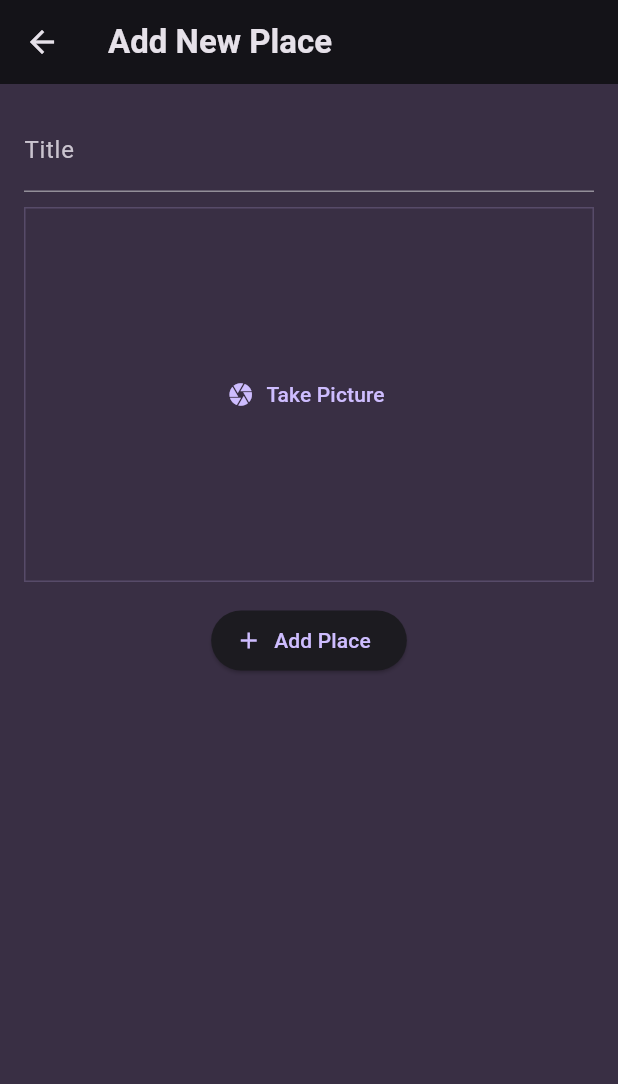
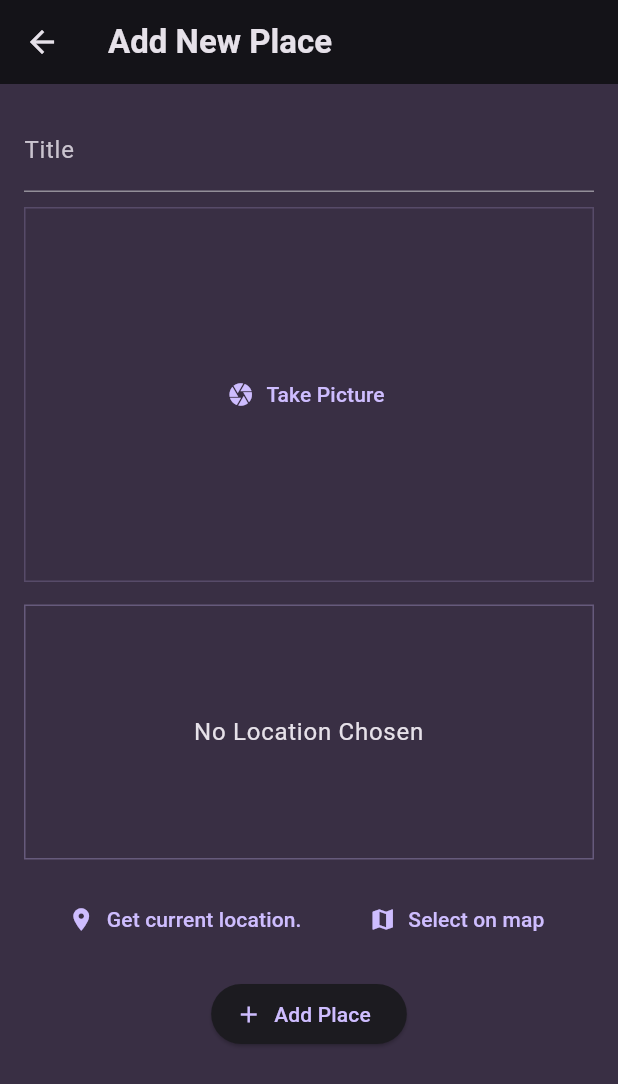
Before and after one commit to AbdelrhmanAmer/places_flutter_app, a Flutter app: the AddPlaceScreen screen opened directly, on a phone screen of 412 x 824 dp. Shown: the top 1084 px of the screen. Run offline on Flutter 3.47's test engine with Material 3 defaults, Android fonts, the phone set to English and light mode, and no system bars; our stand-ins replace flutter_riverpod, google_fonts, image_picker.

Commit message:
Location

```diff
--- a/places_app/lib/screens/add_place_screen.dart
+++ b/places_app/lib/screens/add_place_screen.dart
@@ -4,6 +4,8 @@ import 'package:flutter/material.dart';
 import 'package:flutter_riverpod/flutter_riverpod.dart';
 import 'package:places_app/providers/user_places_provider.dart';
 import 'package:places_app/widgets/image_input.dart';
+
+import '../widgets/location_input.dart';
 
 class AddPlaceScreen extends ConsumerStatefulWidget {
   const AddPlaceScreen({super.key});
@@ -54,6 +56,9 @@ class _AddPlaceScreenState extends ConsumerState<AddPlaceScreen> {
             const SizedBox(height: 10,),
             ImageInput(onSelectImage: (File image)=> setState(() { _selectedImage = image; })),
             const SizedBox(height: 15,),
+            const LocationInput(),
+
+            const SizedBox(height: 15,),
             ElevatedButton.icon(
               onPressed: _savePlace,
               icon: const Icon(Icons.add),
--- /dev/null
+++ b/places_app/lib/widgets/location_input.dart
@@ -0,0 +1,50 @@
+import 'package:flutter/material.dart';
+
+class LocationInput extends StatefulWidget {
+  const LocationInput({super.key});
+
+  @override
+  State<LocationInput> createState() => _LocationInputState();
+}
+
+class _LocationInputState extends State<LocationInput> {
+  @override
+  Widget build(BuildContext context) {
+    return Column(
+      children: [
+        Container(
+          height: 170,
+          width: double.infinity,
+          alignment: Alignment.center,
+          decoration: BoxDecoration(
+            border: Border.all(
+              color: Theme.of(context).colorScheme.primary.withOpacity(.3)
+            )
+          ),
+          child: Text(
+            'No Location Chosen',
+            textAlign: TextAlign.center,
+            style: Theme.of(context).textTheme.bodyLarge!.copyWith(
+              color: Theme.of(context).colorScheme.onBackground
+            ),
+          ),
+        ),
+        const SizedBox(height: 16,),
+        Row (
+          mainAxisAlignment: MainAxisAlignment.spaceEvenly,
+          children: [
+            TextButton.icon(
+                onPressed: (){},
+                icon: const Icon(Icons.location_on),
+                label: const Text('Get current location.'),
+            ),
+            TextButton.icon(
+              onPressed: (){},
+              icon: const Icon(Icons.map),
+              label: const Text('Select on map'),
+            )
+        ],)
+      ],
+    );
+  }
+}
--- a/places_app/pubspec.yaml
+++ b/places_app/pubspec.yaml
@@ -39,6 +39,7 @@ dependencies:
   uuid: ^4.2.1
   flutter_riverpod: ^2.4.9
   image_picker: ^1.0.4
+  location: ^5.0.3
 
 dev_dependencies:
   flutter_test:
```
Also changed, not shown: places_app/pubspec.lock, 2 other files.
